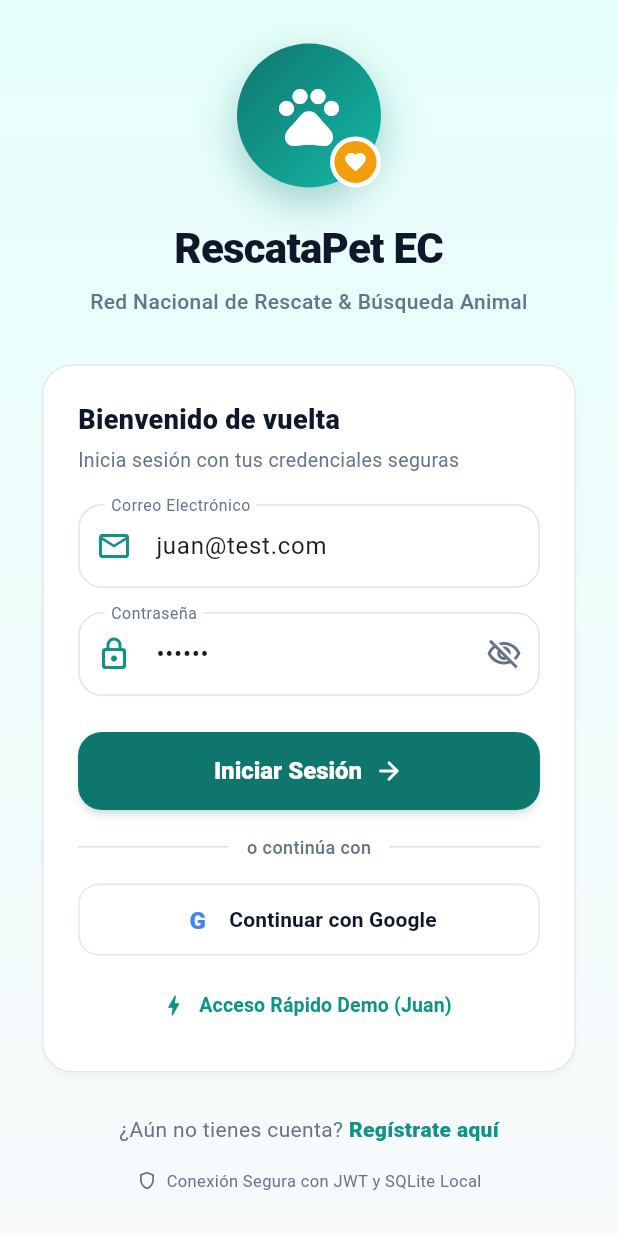
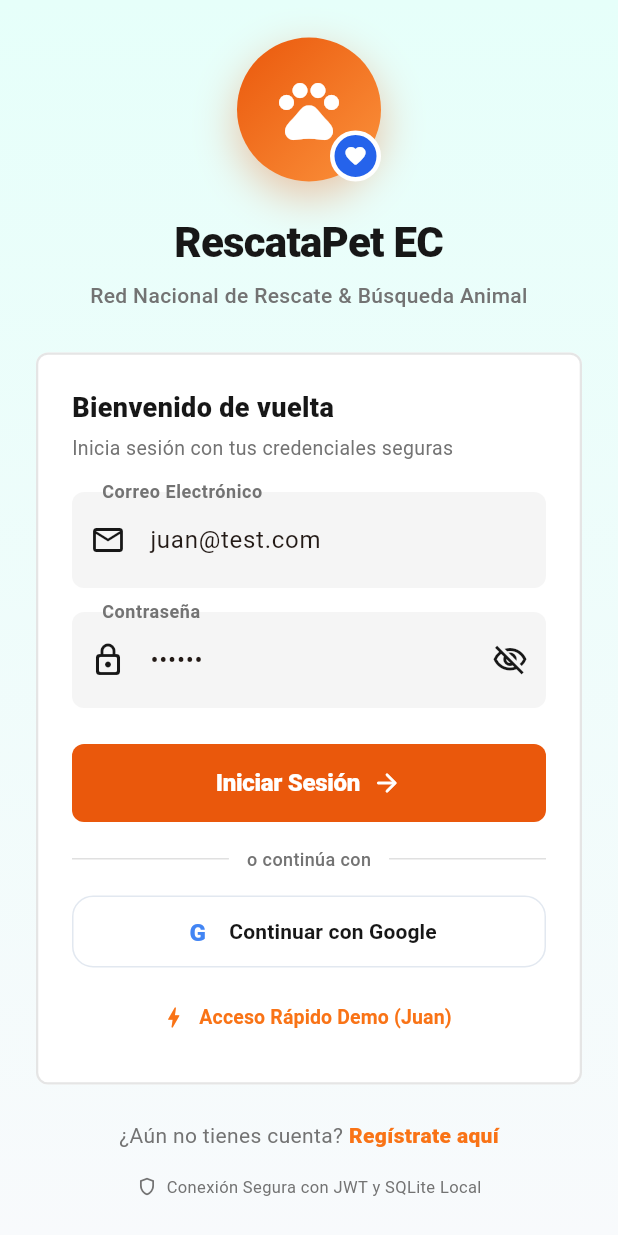
Before and after one commit to DqnyLux/Rescatapets, a Flutter app: the screen it shows after launch, on a phone screen of 412 x 824 dp. Run offline on Flutter 3.47's test engine with Material 3 defaults, Android fonts, the phone set to English and light mode, and no system bars; our stand-ins replace flutter_dotenv, flutter_map, flutter_riverpod, flutter_secure_storage, geocoding, geolocator and 4 more.

Commit message:
fix(mobile): Upgrade geocoding, resolve Android SDK 33 compile conflict, update AppTheme palette

```diff
--- a/rescatapet_mobile/lib/services/native_services.dart
+++ b/rescatapet_mobile/lib/services/native_services.dart
@@ -193,9 +193,10 @@ class NativeLocationService {
     String pais = cantonCercano.pais.nombre;
 
     try {
-      final List<Placemark> placemarks = await placemarkFromCoordinates(lat, lng).timeout(
-        const Duration(seconds: 4),
-      );
+      final geocoding = Geocoding();
+      final List<Placemark> placemarks = await geocoding
+          .placemarkFromCoordinates(lat, lng)
+          .timeout(const Duration(seconds: 4));
 
       if (placemarks.isNotEmpty) {
         final p = placemarks.first;
--- a/rescatapet_mobile/lib/theme/app_theme.dart
+++ b/rescatapet_mobile/lib/theme/app_theme.dart
@@ -1,26 +1,26 @@
 import 'package:flutter/material.dart';
 
 class AppTheme {
-  // Paleta de colores primaria inspirada en rescate animal & naturaleza
-  static const Color primary = Color(0xFF0F766E); // Teal 700
-  static const Color primaryLight = Color(0xFF0D9488); // Teal 600
-  static const Color primaryGradientEnd = Color(0xFF14B8A6); // Teal 500
-  static const Color accent = Color(0xFFF59E0B); // Amber 500
-  static const Color alertCoral = Color(0xFFEF4444); // Red 500
-  static const Color successGreen = Color(0xFF10B981); // Emerald 500
-  static const Color infoBlue = Color(0xFF3B82F6); // Blue 500
+  // Paleta audaz de urgencia para rescate. Naranja vibrante para atención.
+  static const Color primary = Color(0xFFEA580C); // Orange 600
+  static const Color primaryLight = Color(0xFFF97316); // Orange 500
+  static const Color primaryGradientEnd = Color(0xFFFB923C); // Orange 400
+  static const Color accent = Color(0xFF2563EB); // Blue 600 (contraste claro)
+  static const Color alertCoral = Color(0xFFDC2626); // Red 600
+  static const Color successGreen = Color(0xFF16A34A); // Green 600
+  static const Color infoBlue = Color(0xFF2563EB); // Blue 600
 
-  // Colores de fondo Light
-  static const Color bgLight = Color(0xFFF8FAFC); // Slate 50
+  // Fondos crudos y directos
+  static const Color bgLight = Color(0xFFFDFBF7); // Off-white orgánico
   static const Color cardLight = Colors.white;
-  static const Color textDark = Color(0xFF0F172A); // Slate 900
-  static const Color textMutedLight = Color(0xFF64748B); // Slate 500
+  static const Color textDark = Color(0xFF171717); // Casi negro
+  static const Color textMutedLight = Color(0xFF737373); // Neutral gris
 
-  // Colores de fondo Dark
-  static const Color bgDark = Color(0xFF0F172A); // Slate 900
-  static const Color cardDark = Color(0xFF1E293B); // Slate 800
-  static const Color textLight = Color(0xFFF8FAFC);
-  static const Color textMutedDark = Color(0xFF94A3B8); // Slate 400
+  // Fondos Oscuros con alto contraste
+  static const Color bgDark = Color(0xFF171717); // Casi negro
+  static const Color cardDark = Color(0xFF262626); // Neutral 800
+  static const Color textLight = Color(0xFFFAFAFA);
+  static const Color textMutedDark = Color(0xFFA3A3A3);
 
   static ThemeData lightTheme() {
     return ThemeData(
@@ -38,61 +38,61 @@ class AppTheme {
         backgroundColor: Colors.transparent,
         elevation: 0,
         centerTitle: false,
-        iconTheme: IconThemeData(color: Colors.white),
+        iconTheme: IconThemeData(color: textDark, size: 28),
         titleTextStyle: TextStyle(
-          fontSize: 20,
-          fontWeight: FontWeight.w800,
-          color: Colors.white,
-          letterSpacing: -0.3,
+          fontSize: 24,
+          fontWeight: FontWeight.w900,
+          color: textDark,
+          letterSpacing: -0.5,
         ),
       ),
       cardTheme: CardThemeData(
         color: cardLight,
-        elevation: 2,
-        shadowColor: const Color(0xFF0F172A).withValues(alpha: 0.08),
+        elevation: 0,
+        margin: EdgeInsets.zero,
         shape: RoundedRectangleBorder(
-          borderRadius: BorderRadius.circular(20),
-          side: const BorderSide(color: Color(0xFFE2E8F0), width: 1),
+          borderRadius: BorderRadius.circular(8),
+          side: const BorderSide(color: Color(0xFFE5E5E5), width: 1.5),
         ),
       ),
       elevatedButtonTheme: ElevatedButtonThemeData(
         style: ElevatedButton.styleFrom(
           backgroundColor: primary,
           foregroundColor: Colors.white,
-          elevation: 2,
-          shadowColor: primary.withValues(alpha: 0.3),
-          padding: const EdgeInsets.symmetric(horizontal: 24, vertical: 14),
+          elevation: 0,
+          padding: const EdgeInsets.symmetric(horizontal: 24, vertical: 16),
           shape: RoundedRectangleBorder(
-            borderRadius: BorderRadius.circular(16),
+            borderRadius: BorderRadius.circular(8),
           ),
           textStyle: const TextStyle(
             fontSize: 16,
-            fontWeight: FontWeight.bold,
+            fontWeight: FontWeight.w800,
+            letterSpacing: -0.2,
           ),
         ),
       ),
       inputDecorationTheme: InputDecorationTheme(
         filled: true,
-        fillColor: Colors.white,
-        contentPadding: const EdgeInsets.symmetric(horizontal: 18, vertical: 16),
-        labelStyle: const TextStyle(color: textMutedLight, fontSize: 14),
-        hintStyle: TextStyle(color: textMutedLight.withValues(alpha: 0.7), fontSize: 14),
-        prefixIconColor: primaryLight,
-        suffixIconColor: textMutedLight,
+        fillColor: const Color(0xFFF5F5F5),
+        contentPadding: const EdgeInsets.symmetric(horizontal: 16, vertical: 20),
+        labelStyle: const TextStyle(color: textMutedLight, fontSize: 16, fontWeight: FontWeight.w600),
+        hintStyle: TextStyle(color: textMutedLight.withValues(alpha: 0.8), fontSize: 16),
+        prefixIconColor: textDark,
+        suffixIconColor: textDark,
         enabledBorder: OutlineInputBorder(
-          borderRadius: BorderRadius.circular(16),
-          borderSide: const BorderSide(color: Color(0xFFE2E8F0), width: 1.2),
+          borderRadius: BorderRadius.circular(8),
+          borderSide: BorderSide.none,
         ),
         focusedBorder: OutlineInputBorder(
-          borderRadius: BorderRadius.circular(16),
-          borderSide: const BorderSide(color: primaryLight, width: 2),
+          borderRadius: BorderRadius.circular(8),
+          borderSide: const BorderSide(color: primary, width: 2),
         ),
         errorBorder: OutlineInputBorder(
-          borderRadius: BorderRadius.circular(16),
-          borderSide: const BorderSide(color: alertCoral, width: 1.2),
+          borderRadius: BorderRadius.circular(8),
+          borderSide: const BorderSide(color: alertCoral, width: 2),
         ),
         focusedErrorBorder: OutlineInputBorder(
-          borderRadius: BorderRadius.circular(16),
+          borderRadius: BorderRadius.circular(8),
           borderSide: const BorderSide(color: alertCoral, width: 2),
         ),
       ),
@@ -101,9 +101,9 @@ class AppTheme {
         selectedItemColor: primary,
         unselectedItemColor: textMutedLight,
         type: BottomNavigationBarType.fixed,
-        elevation: 12,
-        selectedLabelStyle: TextStyle(fontWeight: FontWeight.bold, fontSize: 12),
-        unselectedLabelStyle: TextStyle(fontWeight: FontWeight.w500, fontSize: 12),
+        elevation: 8,
+        selectedLabelStyle: TextStyle(fontWeight: FontWeight.w800, fontSize: 11, letterSpacing: -0.2),
+        unselectedLabelStyle: TextStyle(fontWeight: FontWeight.w600, fontSize: 11),
       ),
     );
   }
@@ -114,9 +114,9 @@ class AppTheme {
       brightness: Brightness.dark,
       scaffoldBackgroundColor: bgDark,
       colorScheme: ColorScheme.fromSeed(
-        seedColor: primaryLight,
+        seedColor: primary,
         brightness: Brightness.dark,
-        primary: primaryGradientEnd,
+        primary: primaryLight,
         secondary: accent,
         surface: cardDark,
       ),
@@ -124,71 +124,72 @@ class AppTheme {
         backgroundColor: Colors.transparent,
         elevation: 0,
         centerTitle: false,
-        iconTheme: IconThemeData(color: Colors.white),
+        iconTheme: IconThemeData(color: textLight, size: 28),
         titleTextStyle: TextStyle(
-          fontSize: 20,
-          fontWeight: FontWeight.w800,
-          color: Colors.white,
-          letterSpacing: -0.3,
+          fontSize: 24,
+          fontWeight: FontWeight.w900,
+          color: textLight,
+          letterSpacing: -0.5,
         ),
       ),
       cardTheme: CardThemeData(
         color: cardDark,
-        elevation: 4,
-        shadowColor: Colors.black.withValues(alpha: 0.3),
+        elevation: 0,
+        margin: EdgeInsets.zero,
         shape: RoundedRectangleBorder(
-          borderRadius: BorderRadius.circular(20),
-          side: const BorderSide(color: Color(0xFF334155), width: 1),
+          borderRadius: BorderRadius.circular(8),
+          side: const BorderSide(color: Color(0xFF404040), width: 1.5),
         ),
       ),
       elevatedButtonTheme: ElevatedButtonThemeData(
         style: ElevatedButton.styleFrom(
           backgroundColor: primaryLight,
           foregroundColor: Colors.white,
-          elevation: 2,
-          padding: const EdgeInsets.symmetric(horizontal: 24, vertical: 14),
+          elevation: 0,
+          padding: const EdgeInsets.symmetric(horizontal: 24, vertical: 16),
           shape: RoundedRectangleBorder(
-            borderRadius: BorderRadius.circular(16),
+            borderRadius: BorderRadius.circular(8),
           ),
           textStyle: const TextStyle(
             fontSize: 16,
-            fontWeight: FontWeight.bold,
+            fontWeight: FontWeight.w800,
+            letterSpacing: -0.2,
           ),
         ),
       ),
       inputDecorationTheme: InputDecorationTheme(
         filled: true,
-        fillColor: const Color(0xFF1E293B),
-        contentPadding: const EdgeInsets.symmetric(horizontal: 18, vertical: 16),
-        labelStyle: const TextStyle(color: textMutedDark, fontSize: 14),
-        hintStyle: TextStyle(color: textMutedDark.withValues(alpha: 0.7), fontSize: 14),
-        prefixIconColor: primaryGradientEnd,
-        suffixIconColor: textMutedDark,
+        fillColor: const Color(0xFF262626),
+        contentPadding: const EdgeInsets.symmetric(horizontal: 16, vertical: 20),
+        labelStyle: const TextStyle(color: textMutedDark, fontSize: 16, fontWeight: FontWeight.w600),
+        hintStyle: TextStyle(color: textMutedDark.withValues(alpha: 0.8), fontSize: 16),
+        prefixIconColor: textLight,
+        suffixIconColor: textLight,
         enabledBorder: OutlineInputBorder(
-          borderRadius: BorderRadius.circular(16),
-          borderSide: const BorderSide(color: Color(0xFF334155), width: 1.2),
+          borderRadius: BorderRadius.circular(8),
+          borderSide: BorderSide.none,
         ),
         focusedBorder: OutlineInputBorder(
-          borderRadius: BorderRadius.circular(16),
-          borderSide: const BorderSide(color: primaryGradientEnd, width: 2),
+          borderRadius: BorderRadius.circular(8),
+          borderSide: const BorderSide(color: primaryLight, width: 2),
         ),
         errorBorder: OutlineInputBorder(
-          borderRadius: BorderRadius.circular(16),
-          borderSide: const BorderSide(color: alertCoral, width: 1.2),
+          borderRadius: BorderRadius.circular(8),
+          borderSide: const BorderSide(color: alertCoral, width: 2),
         ),
         focusedErrorBorder: OutlineInputBorder(
-          borderRadius: BorderRadius.circular(16),
+          borderRadius: BorderRadius.circular(8),
           borderSide: const BorderSide(color: alertCoral, width: 2),
         ),
       ),
       bottomNavigationBarTheme: const BottomNavigationBarThemeData(
-        backgroundColor: Color(0xFF1E293B),
-        selectedItemColor: primaryGradientEnd,
+        backgroundColor: Color(0xFF171717),
+        selectedItemColor: primaryLight,
         unselectedItemColor: textMutedDark,
         type: BottomNavigationBarType.fixed,
-        elevation: 12,
-        selectedLabelStyle: TextStyle(fontWeight: FontWeight.bold, fontSize: 12),
-        unselectedLabelStyle: TextStyle(fontWeight: FontWeight.w500, fontSize: 12),
+        elevation: 8,
+        selectedLabelStyle: TextStyle(fontWeight: FontWeight.w800, fontSize: 11, letterSpacing: -0.2),
+        unselectedLabelStyle: TextStyle(fontWeight: FontWeight.w600, fontSize: 11),
       ),
     );
   }
```
Also changed, not shown: rescatapet_mobile/pubspec.yaml (+6 -8 lines), rescatapet_mobile/pubspec.lock, 3 other files.
